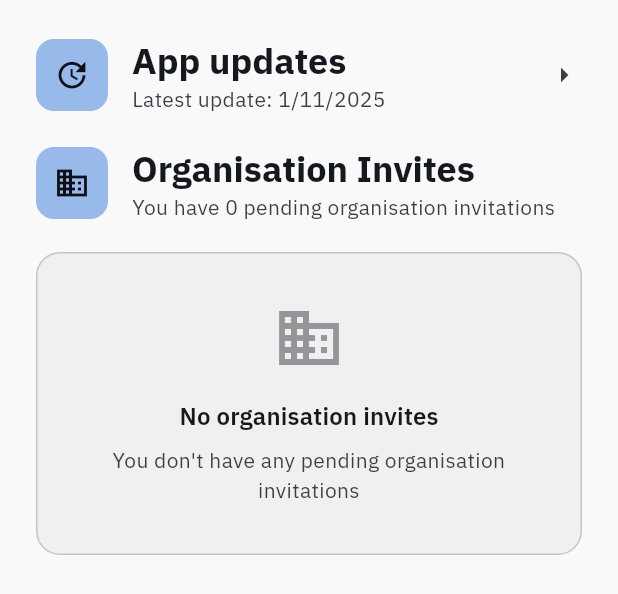
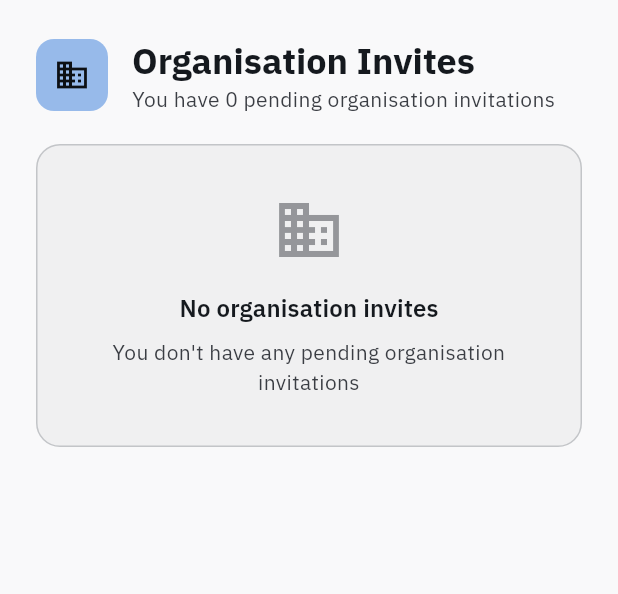
Before and after one commit to Sairam-Suresh/accelerator_squared, a Flutter app: the OrgInvitesPage widget shown alone on an empty page, opened directly, on a phone screen of 412 x 824 dp. Shown: the top 594 px of the screen. Run offline on Flutter 3.47's test engine with Material 3 defaults, Android fonts, the phone set to English and light mode, and no system bars; our stand-ins replace bloc, cloud_firestore, equatable, firebase_analytics, firebase_auth, firebase_core and 5 more; missing offline and left inert: awesome_side_sheet, dart:html, metadata_fetch; accounts and stored records are empty; generated files the repository leaves out were written again.

Commit message:
Removed the update blog feature

```diff
--- a/lib/views/Home Page/invites.dart
+++ b/lib/views/Home Page/invites.dart
@@ -22,95 +22,6 @@ class _OrgInvitesPageState extends State<OrgInvitesPage> {
       child: Column(
         crossAxisAlignment: CrossAxisAlignment.start,
         children: [
-          InkWell(
-            onTap: () {
-              showDialog(
-                context: context,
-                builder: (context) {
-                  return AlertDialog(
-                    title: Row(
-                      children: [
-                        Icon(
-                          Icons.update,
-                          color: Theme.of(context).colorScheme.primary,
-                        ),
-                        SizedBox(width: 10),
-                        Expanded(
-                          child: Text(
-                            "App updates",
-                            style: TextStyle(
-                              fontWeight: FontWeight.bold,
-                              fontSize: 30,
-                            ),
-                          ),
-                        ),
-                      ],
-                    ),
-                    content: SizedBox(
-                      width: MediaQuery.of(context).size.width / 2.5,
-                      child: Padding(
-                        padding: EdgeInsets.all(20),
-                        child: Text("App updates feed coming soon"),
-                      ),
-                    ),
-                  );
-                },
-              );
-            },
-            child: Column(
-              crossAxisAlignment: CrossAxisAlignment.start,
-              children: [
-                Row(
-                  children: [
-                    Container(
-                      width: 48,
-                      height: 48,
-                      decoration: BoxDecoration(
-                        color: Theme.of(context).colorScheme.primaryContainer,
-                        borderRadius: BorderRadius.circular(12),
-                      ),
-                      child: Icon(
-                        Icons.update,
-                        color: Theme.of(context).colorScheme.onPrimaryContainer,
-                        size: 24,
-                      ),
-                    ),
-                    const SizedBox(width: 16),
-                    Expanded(
-                      child: Column(
-                        crossAxisAlignment: CrossAxisAlignment.start,
-                        children: [
-                          Text(
-                            "App updates",
-                            style: Theme.of(
-                              context,
-                            ).textTheme.headlineSmall?.copyWith(
-                              fontWeight: FontWeight.bold,
-                              color: Theme.of(context).colorScheme.onSurface,
-                            ),
-                          ),
-                          Text(
-                            "Latest update: 1/11/2025",
-                            style: Theme.of(
-                              context,
-                            ).textTheme.bodyMedium?.copyWith(
-                              color:
-                                  Theme.of(
-                                    context,
-                                  ).colorScheme.onSurfaceVariant,
-                            ),
-                          ),
-                        ],
-                      ),
-                    ),
-                    SizedBox(width: 20),
-                    Icon(Icons.arrow_right),
-                  ],
-                ),
-              ],
-            ),
-          ),
-          SizedBox(height: 20),
           StreamBuilder<User?>(
             stream: _auth.userChanges(),
             builder: (context, userSnap) {
```
Also changed, not shown: lib/views/Home Page/updates.dart (deleted, +0 -15 lines).
